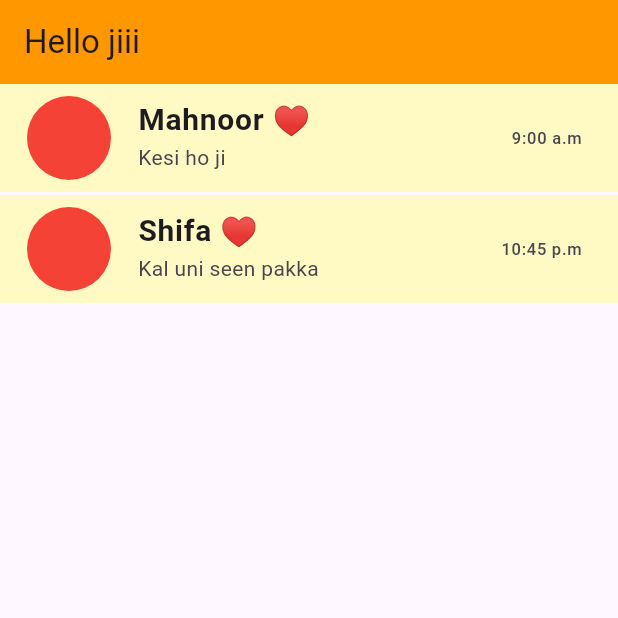
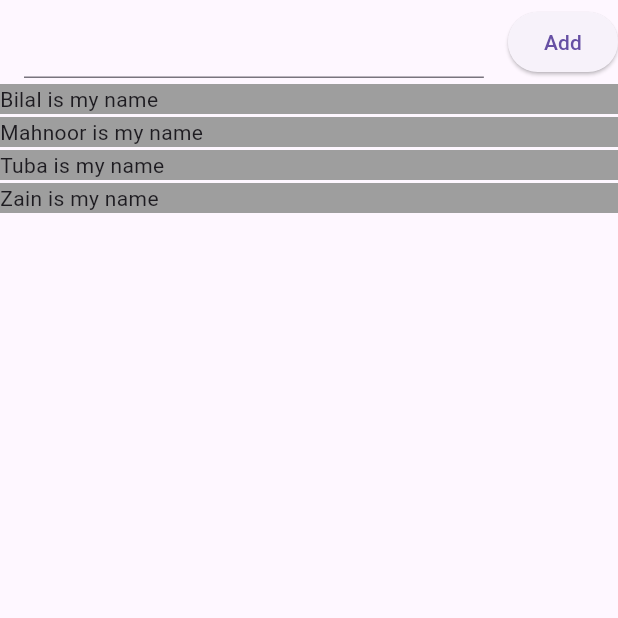
Before and after one commit to mahnoor643/flutterPractice, a Flutter app: the screen it shows after launch, on a phone screen of 412 x 824 dp, the top half of it. Run offline on Flutter 3.47's test engine with Material 3 defaults, Android fonts, the phone set to English and light mode, and no system bars.

Commit message:
Counter Action button work

```diff
--- /dev/null
+++ b/first_app/lib/counter_view.dart
@@ -0,0 +1,69 @@
+import 'package:flutter/material.dart';
+
+class CounterButton extends StatefulWidget {
+  const CounterButton({super.key});
+
+  @override
+  State<CounterButton> createState() => _CounterButtonState();
+}
+
+class _CounterButtonState extends State<CounterButton> {
+  int counter = 0;
+  TextEditingController friendListController = TextEditingController();
+  addName() {
+    setState(() {
+      friendList.add(friendListController.text);
+      friendListController.clear();
+    });
+  }
+
+  List friendList = ["Bilal", "Mahnoor", "Tuba", "Zain"];
+  @override
+  Widget build(BuildContext context) {
+    return Scaffold(
+      // body: SafeArea(
+      //     child: Column(
+      //   children: [
+      //     Text("$counter text to be updated",
+      //         style: const TextStyle(
+      //           fontSize: 20,
+      //         )),
+      //     ElevatedButton(
+      //         onPressed: () {
+      //           setState(() {
+      //             counter++;
+      //           });
+      //           print(counter);
+      //         },
+      //         child: Text("Increment"))
+      //   ],
+      // )),
+
+      appBar: AppBar(
+        title: TextField(
+          controller: friendListController,
+        ),
+        actions: [
+          ElevatedButton(
+              onPressed: () {
+                addName();
+              },
+              child: Text("Add"))
+        ],
+      ),
+      body: SafeArea(
+          child: ListView.builder(
+              itemCount: friendList.length,
+              itemBuilder: (context, index) {
+                String name = friendList[index];
+                return Container(
+                  color: Colors.grey,
+                  margin: EdgeInsets.only(bottom: 2),
+                  child: Text(
+                    "$name is my name",
+                  ),
+                );
+              })),
+    );
+  }
+}
--- a/first_app/lib/main.dart
+++ b/first_app/lib/main.dart
@@ -1,4 +1,5 @@
 // import 'package:first_app/columnRow.dart';
+import 'package:first_app/counter_view.dart';
 import 'package:first_app/whatsappchat.dart';
 // import 'package:first_app/profile_view.dart';
 import 'package:flutter/material.dart';
@@ -13,7 +14,7 @@ class MyFirstApp extends StatelessWidget {
   @override
   Widget build(BuildContext context) {
     return MaterialApp(
-      home: WhatsappChat(),
+      home: CounterButton(),
     );
   }
 }
```
